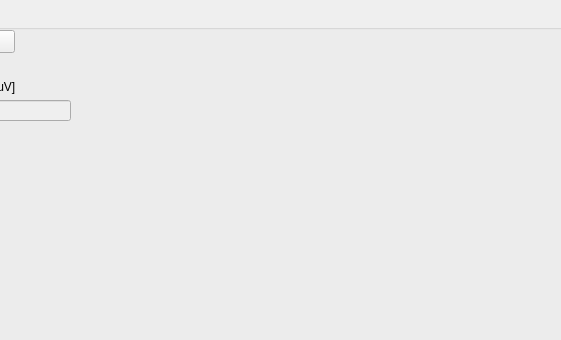
Above: EcgApplicationCore/View/t_alt_class_gui.ui from KuleszIB/EcgAppCore before the change; both pictures show x 120 to 681 and y 0 to 340 of the 1024 by 768 pixel window. Below: the same form after it.
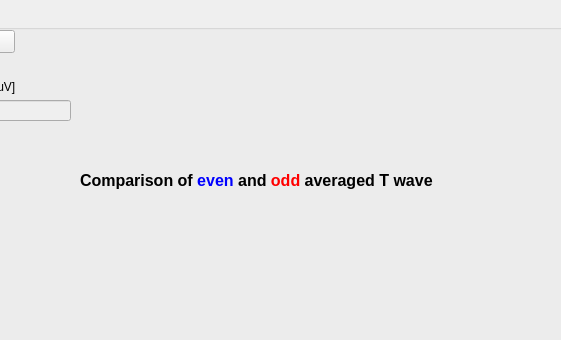
That is the form after the change.

Commit message: Legenda do wykresu t_alt

What changed in the file:
```diff
--- a/EcgApplicationCore/View/t_alt_class_gui.ui
+++ b/EcgApplicationCore/View/t_alt_class_gui.ui
@@ -74,6 +74,19 @@
      <string>Run2</string>
     </property>
    </widget>
+   <widget class="QLabel" name="label">
+    <property name="geometry">
+     <rect>
+      <x>190</x>
+      <y>150</y>
+      <width>401</width>
+      <height>41</height>
+     </rect>
+    </property>
+    <property name="text">
+     <string>&lt;html&gt;&lt;head/&gt;&lt;body&gt;&lt;p&gt;&lt;span style=&quot; font-size:12pt; font-weight:600;&quot;&gt;Comparison of &lt;/span&gt;&lt;span style=&quot; font-size:12pt; font-weight:600; color:#0000ff;&quot;&gt;even&lt;/span&gt;&lt;span style=&quot; font-size:12pt; font-weight:600;&quot;&gt; and &lt;/span&gt;&lt;span style=&quot; font-size:12pt; font-weight:600; color:#ff0000;&quot;&gt;odd&lt;/span&gt;&lt;span style=&quot; font-size:12pt; font-weight:600;&quot;&gt; averaged T wave&lt;/span&gt;&lt;/p&gt;&lt;/body&gt;&lt;/html&gt;</string>
+    </property>
+   </widget>
   </widget>
  </widget>
  <resources/>
```
